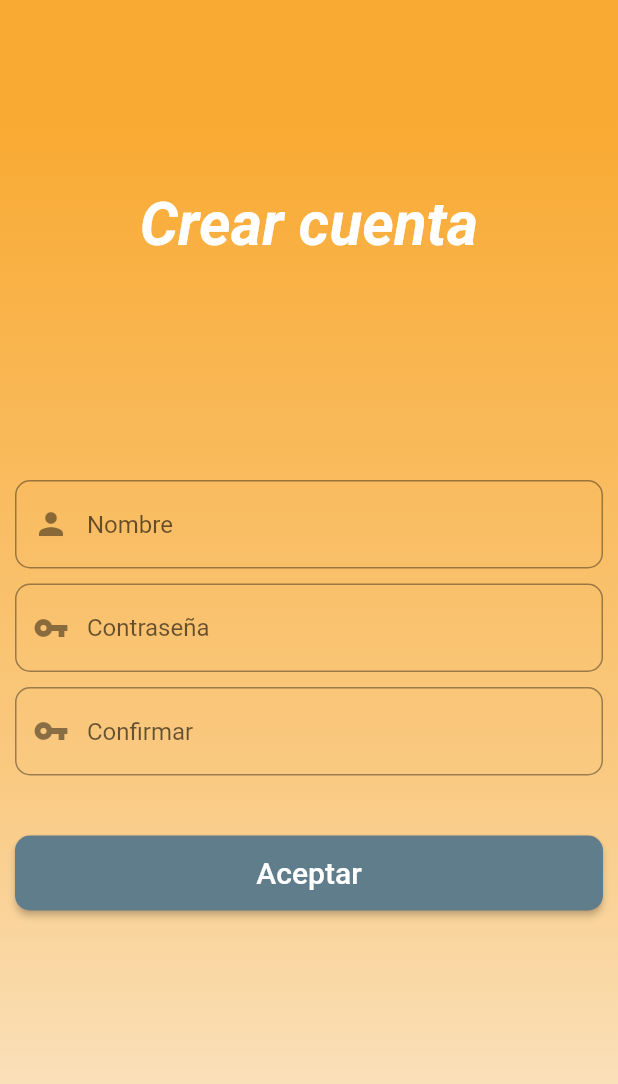
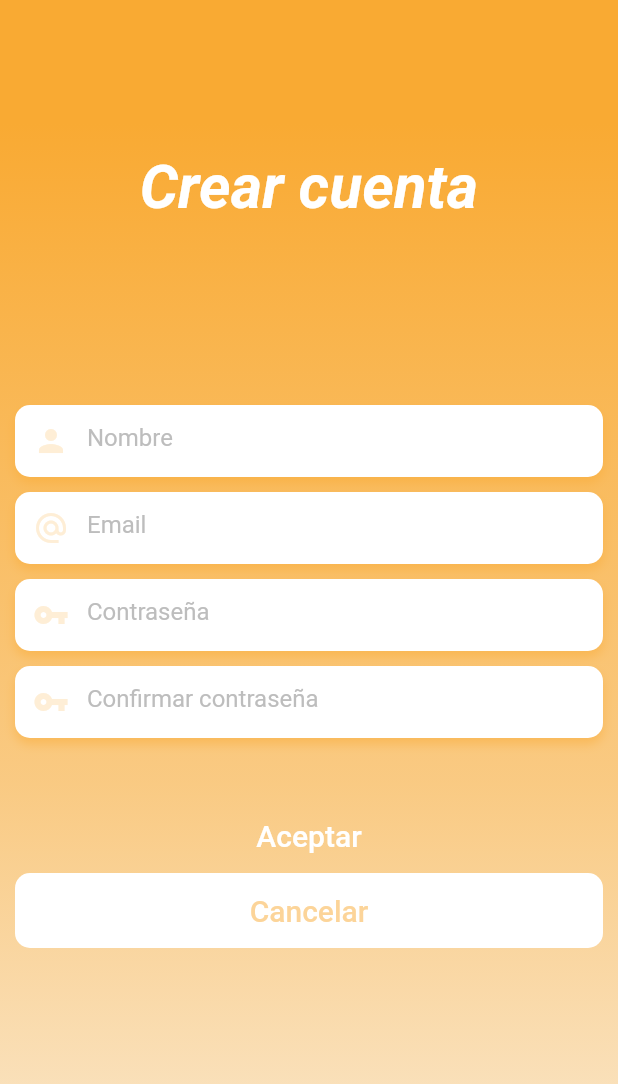
Before and after one commit to Bodkins/control_escolar2, a Flutter app: the SignUpPage screen opened by its route, on a phone screen of 412 x 824 dp. Shown: the top 1084 px of the screen. Run offline on Flutter 3.47's test engine with Material 2 defaults, Android fonts, the phone set to English and light mode, and no system bars; our stand-ins replace sqflite; accounts and stored records are empty.

Commit message:
se validaon los campos de login y singup y se puso formato de contraseña a los que son contraseñas

```diff
--- a/lib/AddGroup.dart
+++ b/lib/AddGroup.dart
@@ -36,9 +36,8 @@ class _AddGroupState extends State<AddGroup> {
   @override
   Widget build(BuildContext context) {
     return Scaffold(
-
       appBar: AppBar(
-        backgroundColor: Color.fromRGBO(249, 170, 51,1 ),
+        backgroundColor: Color.fromRGBO(249, 170, 51, 1),
         title: Text(widget.edit ? "Editar Grupos" : "Agregar Grupo"),
       ),
       body: Form(
@@ -96,7 +95,6 @@ class _AddGroupState extends State<AddGroup> {
                     }
                   },
                 ),
-
               ],
             ),
           ),
--- a/lib/signUpPage.dart
+++ b/lib/signUpPage.dart
@@ -9,6 +9,7 @@ class _SignUpPageState extends State<SignUpPage> {
   TextEditingController newUserController = TextEditingController();
   TextEditingController passwordController = TextEditingController();
   TextEditingController confirmPasswordController = TextEditingController();
+  TextEditingController emailController = TextEditingController();
   final _formKey = GlobalKey<FormState>();
 
   @override
@@ -33,7 +34,7 @@ class _SignUpPageState extends State<SignUpPage> {
         child: Column(
           children: <Widget>[
             Container(
-              height: 300,
+              height: 250,
               child: Stack(
                 children: <Widget>[
                   Positioned(
@@ -59,17 +60,23 @@ class _SignUpPageState extends State<SignUpPage> {
                 children: <Widget>[
                   textFormField(newUserController, "Nombre",
                       "Nombre de usuario", Icons.person, "Nombre"),
-                  textFormField(passwordController, "Contraseña",
+                  textFormField(emailController, "Email", "Cuenta de email",
+                      Icons.alternate_email, "Email"),
+                  textFormFieldPassword(passwordController, "Contraseña",
                       "Ingresa tu contraseña", Icons.vpn_key, "Contraseña"),
-                  textFormField(confirmPasswordController, "Confirmar",
-                      "Confirma tu contraseña", Icons.vpn_key, "Confirmar"),
+                  textFormFieldPassword(
+                      confirmPasswordController,
+                      "Confirmar contraseña",
+                      "Confirma tu contraseña",
+                      Icons.vpn_key,
+                      "Confirmar"),
                   SizedBox(
                     height: 40,
                   ),
                   SizedBox(
                     height: 50,
-                    child: RaisedButton(
-                      color: Colors.blueGrey,
+                    child: FlatButton(
+                      color: Colors.transparent,
                       shape: RoundedRectangleBorder(
                           borderRadius: BorderRadius.circular(10)),
                       child: Center(
@@ -85,7 +92,27 @@ class _SignUpPageState extends State<SignUpPage> {
                         Navigator.pushNamed(context, '/loginPage');
                       },
                     ),
-                  )
+                  ),
+                  SizedBox(
+                    height: 50,
+                    child: FlatButton(
+                      color: Colors.white,
+                      shape: RoundedRectangleBorder(
+                          borderRadius: BorderRadius.circular(10)),
+                      child: Center(
+                        child: Text(
+                          "Cancelar",
+                          style: TextStyle(
+                              color: Color.fromRGBO(249, 170, 51, 0.5),
+                              fontWeight: FontWeight.w500,
+                              fontSize: 20),
+                        ),
+                      ),
+                      onPressed: () {
+                        Navigator.pushNamed(context, '/loginPage');
+                      },
+                    ),
+                  ),
                 ],
               ),
             )
@@ -101,7 +128,67 @@ class _SignUpPageState extends State<SignUpPage> {
       padding: const EdgeInsets.only(
         top: 10,
       ),
+      child: Container(
+        decoration: BoxDecoration(
+          color: Colors.white,
+          borderRadius: BorderRadius.circular(10),
+          boxShadow: [
+            BoxShadow(
+              color: Color.fromRGBO(249, 170, 51, 0.5),
+              blurRadius: 5.0,
+              offset: Offset(0, 4),
+            ),
+          ],
+        ),
+        child: TextFormField(
+          cursorColor: Colors.deepOrangeAccent,
+          style: TextStyle(color: Color.fromRGBO(249, 170, 51, 1)),
+          validator: (value) {
+            if (value.isEmpty) {
+              return 'Introduce algun texto';
+            }
+          },
+          controller: t,
+          textCapitalization: TextCapitalization.words,
+          decoration: InputDecoration(
+            prefixIcon: Icon(
+              iconData,
+              color: Color.fromRGBO(249, 170, 51, 0.2),
+            ),
+            hoverColor: Color.fromRGBO(249, 170, 51, 0.7),
+            fillColor: Color.fromRGBO(249, 170, 51, 0.7),
+            hintText: label,
+            border: InputBorder.none,
+            hintStyle: TextStyle(color: Colors.grey[400]),
+          ),
+        ),
+      ),
+    );
+  }
+}
+
+textFormFieldPassword(TextEditingController t, String label, String hint,
+    IconData iconData, String initialValue) {
+  return Padding(
+    padding: const EdgeInsets.only(
+      top: 10,
+    ),
+    child: Container(
+      decoration: BoxDecoration(
+        color: Colors.white,
+        borderRadius: BorderRadius.circular(10),
+        boxShadow: [
+          BoxShadow(
+            color: Color.fromRGBO(249, 170, 51, 0.5),
+            blurRadius: 5.0,
+            offset: Offset(0, 4),
+          ),
+        ],
+      ),
       child: TextFormField(
+        obscureText: true,
+        cursorColor: Colors.deepOrangeAccent,
+        style: TextStyle(color: Color.fromRGBO(249, 170, 51, 1)),
         validator: (value) {
           if (value.isEmpty) {
             return 'Introduce algun texto';
@@ -110,11 +197,17 @@ class _SignUpPageState extends State<SignUpPage> {
         controller: t,
         textCapitalization: TextCapitalization.words,
         decoration: InputDecoration(
-            prefixIcon: Icon(iconData),
-            hintText: label,
-            border:
-                OutlineInputBorder(borderRadius: BorderRadius.circular(10))),
+          prefixIcon: Icon(
+            iconData,
+            color: Color.fromRGBO(249, 170, 51, 0.2),
+          ),
+          hoverColor: Color.fromRGBO(249, 170, 51, 0.7),
+          fillColor: Color.fromRGBO(249, 170, 51, 0.7),
+          hintText: label,
+          border: InputBorder.none,
+          hintStyle: TextStyle(color: Colors.grey[400]),
+        ),
       ),
-    );
-  }
+    ),
+  );
 }
```
Also changed, not shown: lib/loginPage.dart (+72 -31 lines), lib/main.dart (+0 -17 lines), lib/principalPage.dart (+7 -120 lines).
